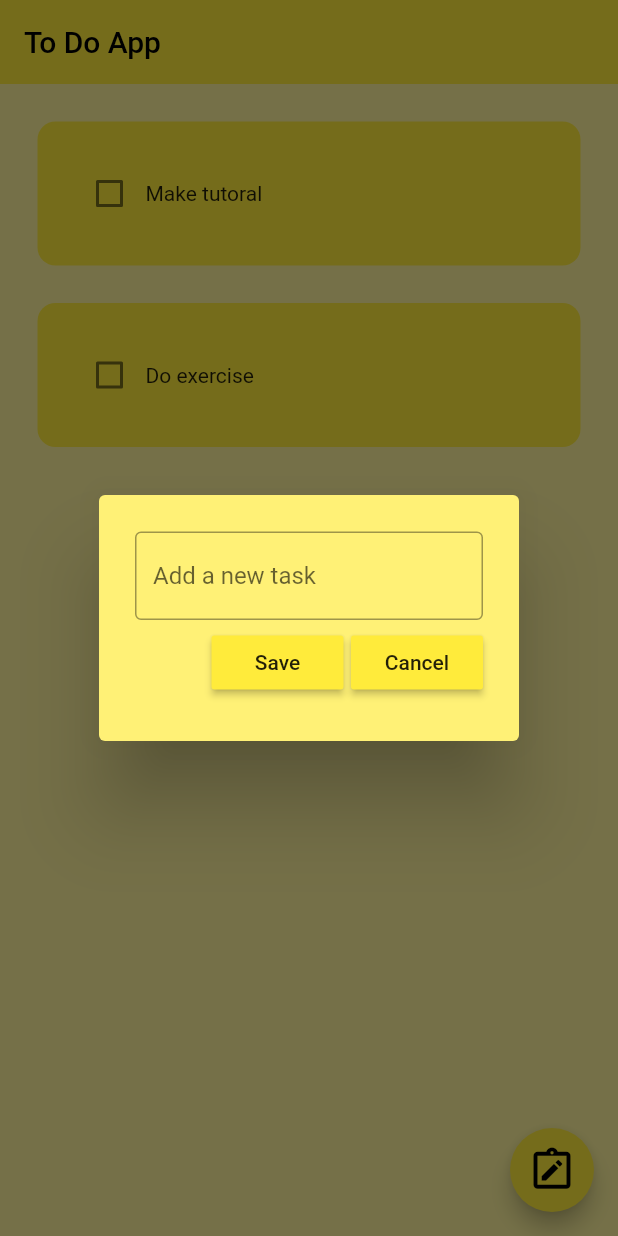
After one commit to balkayunus7/ToDoApp_Hive, a Flutter app: the screen it shows after launch, after a tap on the "note alt" icon, on a phone screen of 412 x 824 dp. The commit adds this screen. Run offline on Flutter 3.47's test engine with Material 2 defaults, Android fonts, the phone set to English and light mode, and no system bars.

Commit message:
Dialog box and myButton utilites ,add list added,

```diff
--- a/to_do_app/lib/pages/home_page.dart
+++ b/to_do_app/lib/pages/home_page.dart
@@ -1,4 +1,5 @@
 import 'package:flutter/material.dart';
+import 'package:to_do_app/util/dialog_box.dart';
 import 'package:to_do_app/util/todo_tile.dart';
 
 class HomePage extends StatefulWidget {
@@ -9,27 +10,66 @@ class HomePage extends StatefulWidget {
 }
 
 class _HomePageState extends State<HomePage> {
+  // text controller
+  final _textController = TextEditingController();
   // list of the to do tiles
-
   List toDoList = [
     ["Make tutoral", false],
     ["Do exercise", false]
   ];
+
+  // checkbox was tapped
+  void checkboxChanged(bool? value, int index) {
+    setState(() {
+      toDoList[index][1] = !toDoList[index][1];
+    });
+  }
+
+  // save new task
+
+  saveNewTask() {
+    setState(() {
+      toDoList.add([_textController.text, false]);
+    });
+    Navigator.of(context).pop();
+  }
+
+  // create a new task
+  void createNewTask() {
+    showDialog(
+      context: context,
+      builder: (context) {
+        return DialogBox(
+          controller: _textController,
+          onCancel: () => Navigator.of(context).pop(),
+          onSave: saveNewTask,
+        );
+      },
+    );
+  }
+
   @override
   Widget build(BuildContext context) {
     return Scaffold(
         appBar: AppBar(
           elevation: 0,
-          title: Text("To Do App"),
+          title: const Text("To Do App"),
         ),
         backgroundColor: Colors.yellow.shade200,
+        floatingActionButton: FloatingActionButton(
+          onPressed: createNewTask,
+          child: const Icon(
+            size: 33,
+            Icons.note_alt_outlined,
+          ),
+        ),
         body: ListView.builder(
           itemCount: toDoList.length,
           itemBuilder: (context, index) {
             return ToDoTile(
               taskName: toDoList[index][0],
               taskCompleted: toDoList[index][1],
-              onChanged: (p0) {},
+              onChanged: (value) => checkboxChanged(value, index),
             );
           },
         ));
--- /dev/null
+++ b/to_do_app/lib/util/dialog_box.dart
@@ -0,0 +1,54 @@
+import 'package:flutter/material.dart';
+import 'package:to_do_app/util/my_button.dart';
+
+class DialogBox extends StatelessWidget {
+  VoidCallback onSave;
+  VoidCallback onCancel;
+
+  final controller;
+  DialogBox(
+      {super.key,
+      this.controller,
+      required this.onCancel,
+      required this.onSave});
+
+  @override
+  Widget build(BuildContext context) {
+    return AlertDialog(
+      backgroundColor: Colors.yellow.shade300,
+      content: SizedBox(
+        height: 120,
+        child: Column(
+          mainAxisAlignment: MainAxisAlignment.spaceEvenly,
+          children: [
+            // get user input
+            TextField(
+              controller: controller,
+              decoration: const InputDecoration(
+                  hintText: "Add a new task", border: OutlineInputBorder()),
+            ),
+
+            //buttons => save / cancel
+
+            Row(
+              mainAxisAlignment: MainAxisAlignment.end,
+              children: [
+                // save button
+                MyButton(
+                  text: "Save",
+                  onPressed: onSave,
+                ),
+                const SizedBox(width: 5),
+                MyButton(
+                  text: "Cancel",
+                  onPressed: onCancel,
+                )
+                // cancel button
+              ],
+            ),
+          ],
+        ),
+      ),
+    );
+  }
+}
--- /dev/null
+++ b/to_do_app/lib/util/my_button.dart
@@ -0,0 +1,18 @@
+import 'package:flutter/material.dart';
+
+// ignore: must_be_immutable
+class MyButton extends StatelessWidget {
+  MyButton({super.key, required this.text, required this.onPressed});
+
+  final String text;
+  VoidCallback onPressed;
+
+  @override
+  Widget build(BuildContext context) {
+    return MaterialButton(
+      onPressed: onPressed,
+      color: Theme.of(context).primaryColor,
+      child: Text(text),
+    );
+  }
+}
--- a/to_do_app/lib/util/todo_tile.dart
+++ b/to_do_app/lib/util/todo_tile.dart
@@ -14,19 +14,28 @@ class ToDoTile extends StatelessWidget {
   @override
   Widget build(BuildContext context) {
     return Padding(
-      padding: const EdgeInsets.all(25.0),
+      padding: const EdgeInsets.only(top: 25, left: 25, right: 25),
       child: Container(
-        padding: EdgeInsets.all(24),
+        padding: const EdgeInsets.all(24),
+        decoration: BoxDecoration(
+            color: Colors.yellow, borderRadius: BorderRadius.circular(12)),
         child: Row(
           children: [
             // checkbox
-            Checkbox(value: taskCompleted, onChanged: onChanged),
+            Checkbox(
+                value: taskCompleted,
+                onChanged: onChanged,
+                activeColor: Colors.black),
             // task name
-            Text(taskName),
+            Text(
+              taskName,
+              style: TextStyle(
+                  decoration: taskCompleted
+                      ? TextDecoration.lineThrough
+                      : TextDecoration.none),
+            ),
           ],
         ),
-        decoration: BoxDecoration(
-            color: Colors.yellow, borderRadius: BorderRadius.circular(12)),
       ),
     );
   }
```
